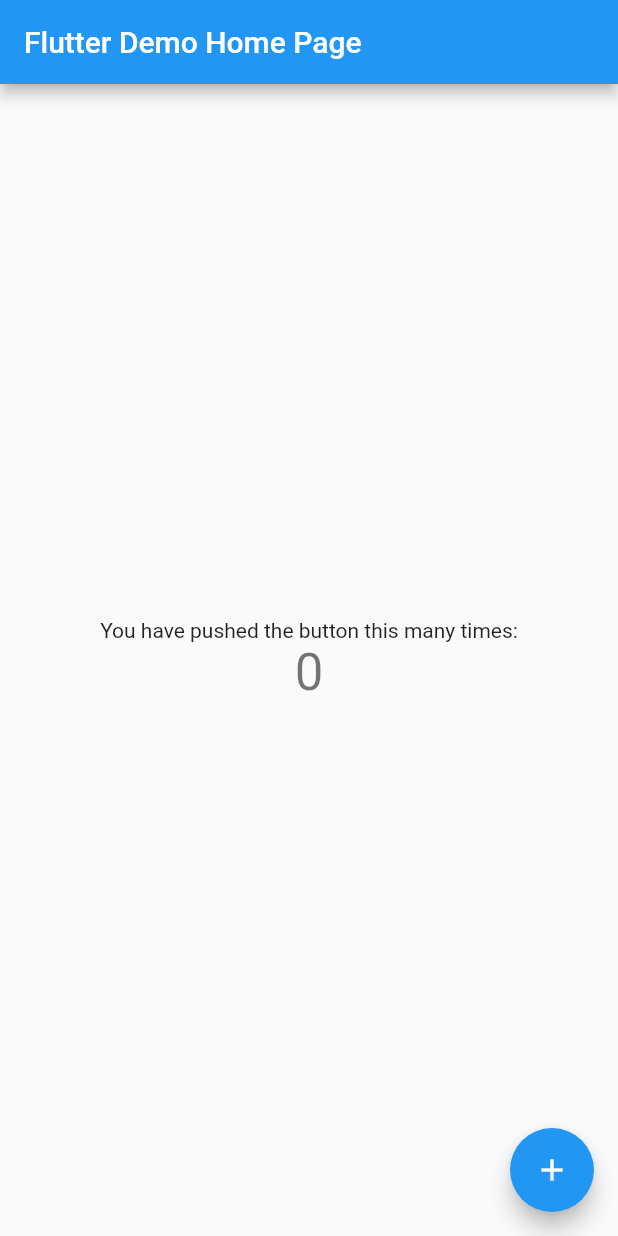
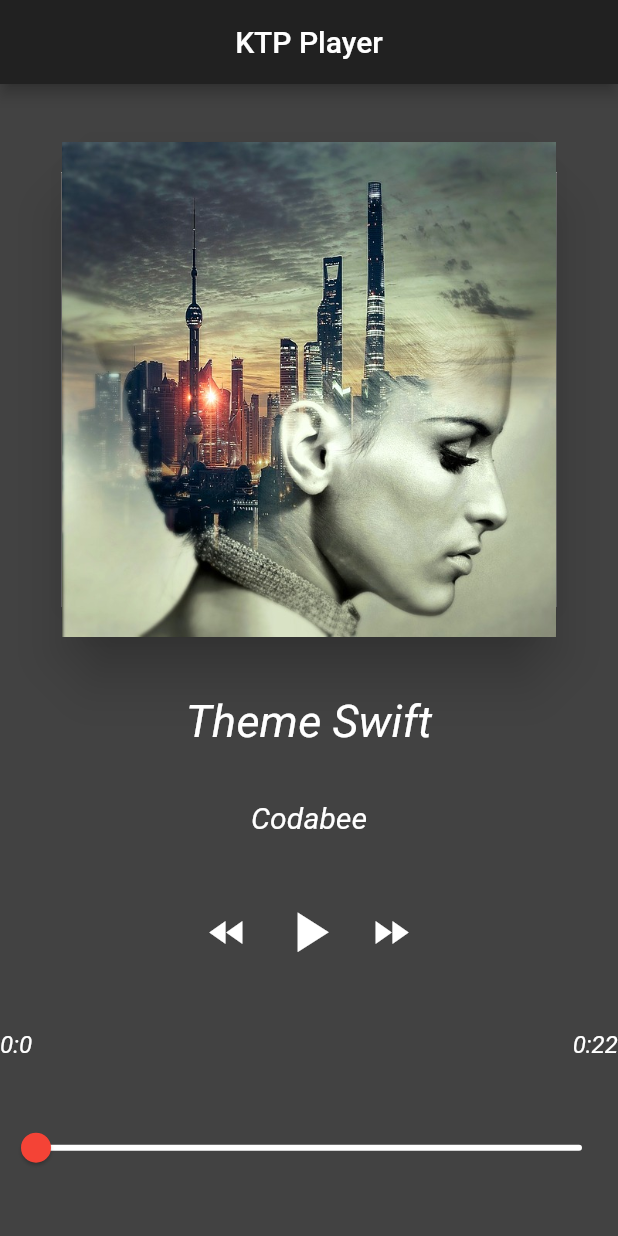
Before and after one commit to AlexKTP/FlutterMusicPlayer, a Flutter app: the screen it shows after launch, on a phone screen of 412 x 824 dp. Run offline on Flutter 3.47's test engine with Material 2 defaults, Android fonts, the phone set to English and light mode, and no system bars.

Commit message:
Ui implemented

```diff
--- a/lib/main.dart
+++ b/lib/main.dart
@@ -1,4 +1,6 @@
 import 'package:flutter/material.dart';
+
+import 'musique.dart';
 
 void main() => runApp(MyApp());
 
@@ -7,35 +9,18 @@ class MyApp extends StatelessWidget {
   @override
   Widget build(BuildContext context) {
     return MaterialApp(
+      debugShowCheckedModeBanner: false,
       title: 'KTP Player',
       theme: ThemeData(
-        // This is the theme of your application.
-        //
-        // Try running your application with "flutter run". You'll see the
-        // application has a blue toolbar. Then, without quitting the app, try
-        // changing the primarySwatch below to Colors.green and then invoke
-        // "hot reload" (press "r" in the console where you ran "flutter run",
-        // or simply save your changes to "hot reload" in a Flutter IDE).
-        // Notice that the counter didn't reset back to zero; the application
-        // is not restarted.
         primarySwatch: Colors.blue,
       ),
-      home: MyHomePage(title: 'Flutter Demo Home Page'),
+      home: MyHomePage(title: 'KTP Player'),
     );
   }
 }
 
 class MyHomePage extends StatefulWidget {
   MyHomePage({Key key, this.title}) : super(key: key);
-
-  // This widget is the home page of your application. It is stateful, meaning
-  // that it has a State object (defined below) that contains fields that affect
-  // how it looks.
-
-  // This class is the configuration for the state. It holds the values (in this
-  // case the title) provided by the parent (in this case the App widget) and
-  // used by the build method of the State. Fields in a Widget subclass are
-  // always marked "final".
 
   final String title;
 
@@ -44,68 +29,108 @@ class MyHomePage extends StatefulWidget {
 }
 
 class _MyHomePageState extends State<MyHomePage> {
-  int _counter = 0;
+  List<Musique> maListeDeMusique = [
+    new Musique('Theme Swift', 'Codabee', 'assets/un.jpg',
+        'https://codabee.com/wp-content/uploads/2018/06/un.mp3'),
+    new Musique('Theme Flutter', 'codabee', 'assets/deux.jpg',
+        'https://codabee.com/wp-content/uploads/2018/06/deux.mp3')
+  ];
 
-  void _incrementCounter() {
-    setState(() {
-      // This call to setState tells the Flutter framework that something has
-      // changed in this State, which causes it to rerun the build method below
-      // so that the display can reflect the updated values. If we changed
-      // _counter without calling setState(), then the build method would not be
-      // called again, and so nothing would appear to happen.
-      _counter++;
-    });
+  Musique maMusiqueActuelle;
+  double position = 0.0;
+
+  @override
+  void initState() {
+    super.initState();
+    maMusiqueActuelle = maListeDeMusique[0];
   }
 
   @override
   Widget build(BuildContext context) {
-    // This method is rerun every time setState is called, for instance as done
-    // by the _incrementCounter method above.
-    //
-    // The Flutter framework has been optimized to make rerunning build methods
-    // fast, so that you can just rebuild anything that needs updating rather
-    // than having to individually change instances of widgets.
     return Scaffold(
       appBar: AppBar(
-        // Here we take the value from the MyHomePage object that was created by
-        // the App.build method, and use it to set our appbar title.
+        centerTitle: true,
+        backgroundColor: Colors.grey[900],
         title: Text(widget.title),
       ),
+      backgroundColor: Colors.grey[800],
       body: Center(
-        // Center is a layout widget. It takes a single child and positions it
-        // in the middle of the parent.
         child: Column(
-          // Column is also a layout widget. It takes a list of children and
-          // arranges them vertically. By default, it sizes itself to fit its
-          // children horizontally, and tries to be as tall as its parent.
-          //
-          // Invoke "debug painting" (press "p" in the console, choose the
-          // "Toggle Debug Paint" action from the Flutter Inspector in Android
-          // Studio, or the "Toggle Debug Paint" command in Visual Studio Code)
-          // to see the wireframe for each widget.
-          //
-          // Column has various properties to control how it sizes itself and
-          // how it positions its children. Here we use mainAxisAlignment to
-          // center the children vertically; the main axis here is the vertical
-          // axis because Columns are vertical (the cross axis would be
-          // horizontal).
-          mainAxisAlignment: MainAxisAlignment.center,
+          mainAxisAlignment: MainAxisAlignment.spaceEvenly,
           children: <Widget>[
-            Text(
-              'You have pushed the button this many times:',
+            new Card(
+              elevation: 15.0,
+              shape: BeveledRectangleBorder(
+                borderRadius: BorderRadius.circular(20.0),
+              ),
+              child: new Container(
+                width: MediaQuery.of(context).size.height / 2.5,
+                child: new Image.asset(maMusiqueActuelle.imagePath),
+              ),
             ),
-            Text(
-              '$_counter',
-              style: Theme.of(context).textTheme.display1,
+            textAvecStyle(maMusiqueActuelle.titre, 1.5),
+            textAvecStyle(maMusiqueActuelle.artiste, 1.0),
+            new Row(
+              mainAxisAlignment: MainAxisAlignment.center,
+              children: <Widget>[
+                bouton(Icons.fast_rewind, 30.0, ActionMusic.rewind),
+              bouton(Icons.play_arrow,45.0, ActionMusic.play),
+                bouton(Icons.fast_forward, 30.0, ActionMusic.forward)
+              ],
             ),
+            new Row(
+              mainAxisAlignment: MainAxisAlignment.spaceBetween,
+              children: <Widget>[
+                textAvecStyle("0:0", 0.8),
+                textAvecStyle("0:22", 0.8)
+              ],
+            ),
+            new Slider(value: position,
+                min: 0.0,
+                max: 30.0,inactiveColor: Colors.white,
+                activeColor: Colors.red,
+                onChanged: (double d){
+              setState(() {
+                position = d;
+              });
+                })
           ],
         ),
       ),
-      floatingActionButton: FloatingActionButton(
-        onPressed: _incrementCounter,
-        tooltip: 'Increment',
-        child: Icon(Icons.add),
-      ), // This trailing comma makes auto-formatting nicer for build methods.
+    );
+  }
+
+  IconButton bouton(IconData icone, double taille, ActionMusic action) {
+    return new IconButton(
+      iconSize: taille,
+        color: Colors.white,
+        icon: new Icon(icone),
+        onPressed: () {
+          switch (action) {
+            case ActionMusic.play:
+              print('Play');
+              break;
+            case ActionMusic.pause:
+              print('Pause');
+              break;
+            case ActionMusic.rewind:
+              print('Rewind');
+              break;
+            case ActionMusic.forward:
+              print('Forward');
+              break;
+          }
+        });
+  }
+
+  Text textAvecStyle(String data, double scale) {
+    return new Text(
+      data,
+      textScaleFactor: scale,
+      style: new TextStyle(
+          color: Colors.white, fontSize: 20.0, fontStyle: FontStyle.italic),
     );
   }
 }
+
+enum ActionMusic { play, pause, rewind, forward }
--- /dev/null
+++ b/lib/musique.dart
@@ -0,0 +1,16 @@
+class Musique {
+
+  String titre;
+  String artiste;
+  String imagePath;
+  String urlSong;
+
+  Musique(String titre, String artiste, String imagePath, String urlSong){
+    this.titre = titre;
+    this.artiste = artiste;
+    this.imagePath = imagePath;
+    this.urlSong = urlSong;
+  }
+
+
+}
--- a/pubspec.yaml
+++ b/pubspec.yaml
@@ -41,9 +41,9 @@ flutter:
   uses-material-design: true
 
   # To add assets to your application, add an assets section, like this:
-  # assets:
-  #  - images/a_dot_burr.jpeg
-  #  - images/a_dot_ham.jpeg
+  assets:
+   - assets/un.jpg
+   - assets/deux.jpg
 
   # An image asset can refer to one or more resolution-specific "variants", see
   # https://flutter.dev/assets-and-images/#resolution-aware.
```
Also changed, not shown: assets/deux.jpg (added), assets/un.jpg (added).
